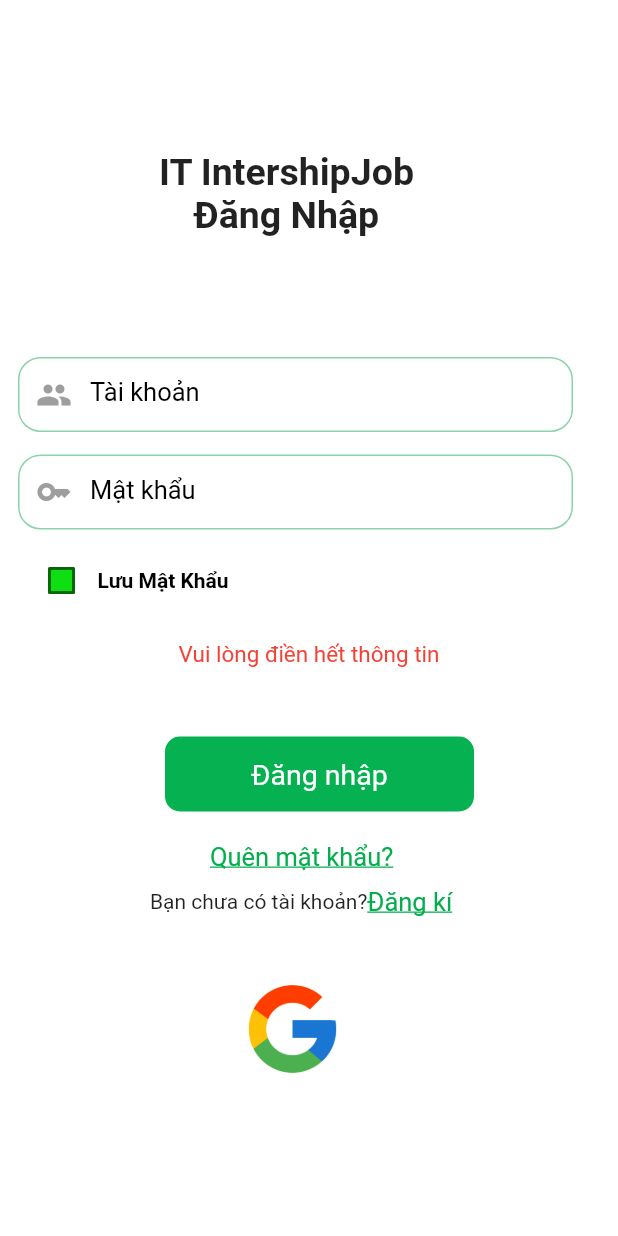
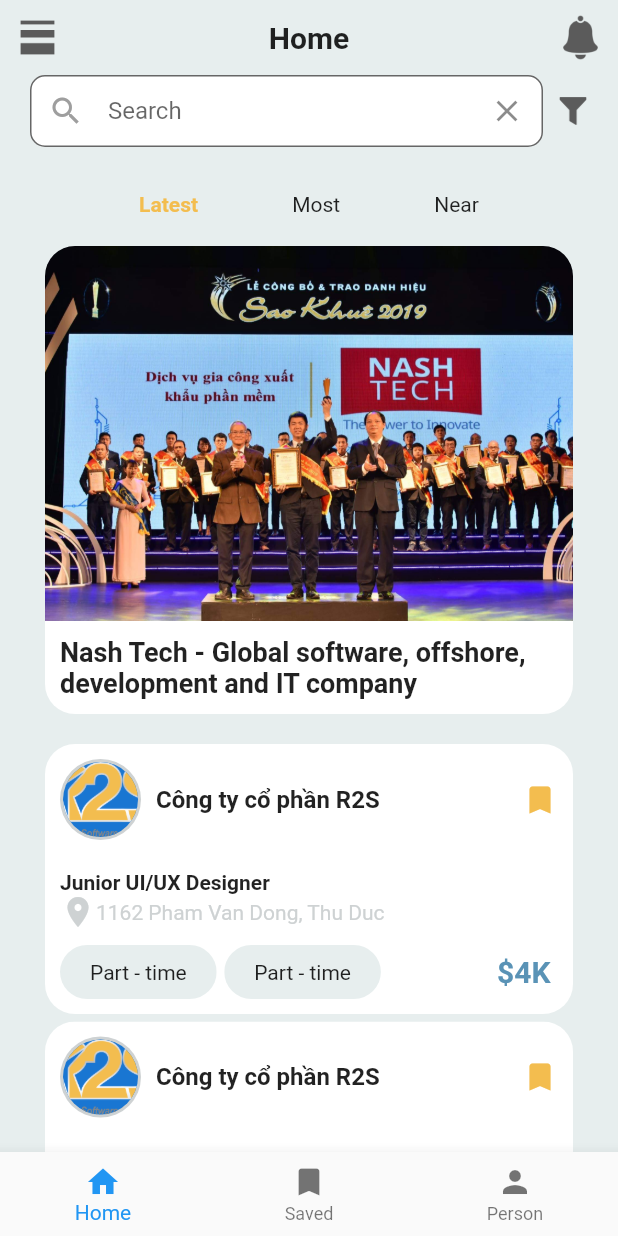
Before and after one commit to levihoang/r2s, a Flutter app: the Login screen opened by its route, after a tap on "Đăng nhập", on a phone screen of 412 x 824 dp. Run offline on Flutter 3.47's test engine with Material 2 defaults, Android fonts, the phone set to English and light mode, and no system bars; our stand-ins replace get_it.

Commit message:
style: giao diện trang home

```diff
--- a/lib/main.dart
+++ b/lib/main.dart
@@ -1,7 +1,5 @@
 import 'package:flutter/material.dart';
 import 'package:it_intership_jobs_r2s/locator.dart';
-import 'package:it_intership_jobs_r2s/screens/login.dart';
-import 'package:it_intership_jobs_r2s/screens/register.dart';
 import 'package:it_intership_jobs_r2s/utils/routing/route.dart';
 import 'package:it_intership_jobs_r2s/utils/routing/route_name.dart';
 
--- /dev/null
+++ b/lib/screens/home_screen.dart
@@ -0,0 +1,354 @@
+import 'package:flutter/material.dart';
+import 'package:it_intership_jobs_r2s/utils/colors.dart';
+
+class HomeScreen extends StatefulWidget {
+  const HomeScreen({super.key});
+
+  @override
+  State<HomeScreen> createState() => _HomeScreenState();
+}
+
+class _HomeScreenState extends State<HomeScreen> {
+  var selectedIndex = 0;
+  @override
+  Widget build(BuildContext context) {
+    return Scaffold(
+      backgroundColor: grayColor,
+      body: SafeArea(
+        child: Column(
+          children: const [
+            TopBar(),
+            SearchBar(),
+            SizedBox(
+              height: 10,
+            ),
+            Body(),
+          ],
+        ),
+      ),
+      bottomNavigationBar: BottomNavigationBar(
+        type: BottomNavigationBarType.fixed,
+        currentIndex: selectedIndex,
+        items: const [
+          BottomNavigationBarItem(icon: Icon(Icons.home), label: 'Home'),
+          BottomNavigationBarItem(icon: Icon(Icons.bookmark), label: 'Saved'),
+          BottomNavigationBarItem(icon: Icon(Icons.person), label: 'Person'),
+        ],
+        onTap: (index) {
+          setState(() {
+            selectedIndex = index;
+          });
+        },
+      ),
+    );
+  }
+}
+
+class TopBar extends StatelessWidget {
+  const TopBar({super.key});
+
+  @override
+  Widget build(BuildContext context) {
+    return Container(
+      margin: const EdgeInsets.symmetric(
+        horizontal: 10,
+        vertical: 10,
+      ),
+      child: Row(
+        mainAxisAlignment: MainAxisAlignment.spaceBetween,
+        children: [
+          InkWell(
+            onTap: () => {},
+            child: Image.asset(
+              'images/icon_line.png',
+              height: 30,
+              width: 30,
+            ),
+          ),
+          const Text(
+            'Home',
+            style: TextStyle(
+              fontSize: 20,
+              fontWeight: FontWeight.bold,
+            ),
+          ),
+          InkWell(
+            onTap: () => {},
+            child: Image.asset(
+              'images/icon_notification.png',
+              height: 30,
+              width: 30,
+            ),
+          )
+        ],
+      ),
+    );
+  }
+}
+
+class SearchBar extends StatelessWidget {
+  const SearchBar({Key? key}) : super(key: key);
+
+  @override
+  Widget build(BuildContext context) {
+    return Container(
+      margin: const EdgeInsets.symmetric(horizontal: 20),
+      child: Row(
+        children: [
+          const Expanded(
+            child: TextField(
+              decoration: InputDecoration(
+                contentPadding: EdgeInsets.all(0),
+                filled: true,
+                fillColor: Color(0xFFFFFFFF),
+                prefixIcon: Icon(Icons.search, color: Colors.grey),
+                suffixIcon: Icon(Icons.close),
+                border: OutlineInputBorder(
+                  borderRadius: BorderRadius.all(
+                    Radius.circular(10),
+                  ),
+                ),
+                hintText: ' Search',
+              ),
+            ),
+          ),
+          const SizedBox(
+            width: 10,
+          ),
+          Image.asset(
+            'images/icon_filter.png',
+            height: 20,
+            width: 20,
+            fit: BoxFit.cover,
+          ),
+        ],
+      ),
+    );
+  }
+}
+
+class Body extends StatelessWidget {
+  const Body({super.key});
+
+  @override
+  Widget build(BuildContext context) {
+    return Expanded(
+      child: SingleChildScrollView(
+        child: Container(
+          margin: const EdgeInsets.symmetric(horizontal: 30, vertical: 10),
+          child: Column(
+            children: [
+              const SizedBox(
+                height: 10,
+              ),
+              Row(
+                mainAxisAlignment: MainAxisAlignment.spaceEvenly,
+                children: const [
+                  Text(
+                    'Latest',
+                    style: TextStyle(
+                      color: yellowColor,
+                      fontWeight: FontWeight.bold,
+                    ),
+                  ),
+                  Text('Most'),
+                  Text('Near'),
+                ],
+              ),
+              const SizedBox(
+                height: 20,
+              ),
+              const BriefPost(),
+              const SizedBox(
+                height: 20,
+              ),
+              const PostLatest(),
+            ],
+          ),
+        ),
+      ),
+    );
+  }
+}
+
+class BriefPost extends StatelessWidget {
+  const BriefPost({super.key});
+
+  @override
+  Widget build(BuildContext context) {
+    return Column(
+      crossAxisAlignment: CrossAxisAlignment.start,
+      children: [
+        ClipRRect(
+          borderRadius: const BorderRadius.only(
+              topRight: Radius.circular(20), topLeft: Radius.circular(20)),
+          child: Image.asset(
+            'images/intro_1.jpg',
+            height: 250,
+            width: double.infinity,
+            fit: BoxFit.cover,
+          ),
+        ),
+        ClipRRect(
+          borderRadius: const BorderRadius.only(
+              bottomRight: Radius.circular(20),
+              bottomLeft: Radius.circular(20)),
+          child: Container(
+            padding: const EdgeInsets.all(10),
+            color: Colors.white,
+            child: const Text(
+              'Nash Tech - Global software, offshore, development and IT company',
+              style: TextStyle(
+                fontSize: 18,
+                fontWeight: FontWeight.bold,
+              ),
+            ),
+          ),
+        ),
+      ],
+    );
+  }
+}
+
+class PostLatest extends StatelessWidget {
+  const PostLatest({super.key});
+
+  @override
+  Widget build(BuildContext context) {
+    return Column(
+      children: const [
+        PostCard(),
+        SizedBox(
+          height: 5,
+        ),
+        PostCard(),
+        SizedBox(
+          height: 5,
+        ),
+        PostCard(),
+        SizedBox(
+          height: 5,
+        ),
+        PostCard(),
+        SizedBox(
+          height: 5,
+        ),
+        PostCard(),
+      ],
+    );
+  }
+}
+
+class PostCard extends StatelessWidget {
+  const PostCard({Key? key}) : super(key: key);
+
+  @override
+  Widget build(BuildContext context) {
+    return ClipRRect(
+      borderRadius: BorderRadius.circular(20),
+      child: Container(
+        padding: const EdgeInsets.all(10),
+        color: Colors.white,
+        child: Column(crossAxisAlignment: CrossAxisAlignment.start, children: [
+          Row(
+            children: const [
+              CircleAvatar(
+                radius: 27,
+                backgroundColor: darkGrayColor,
+                child: CircleAvatar(
+                  radius: 25,
+                  backgroundImage: AssetImage(
+                    'images/logo_r2s.png',
+                  ),
+                ),
+              ),
+              SizedBox(
+                width: 10,
+              ),
+              Text(
+                'Công ty cổ phần R2S',
+                style: TextStyle(
+                  fontSize: 16,
+                  fontWeight: FontWeight.bold,
+                ),
+              ),
+              Spacer(),
+              Icon(
+                Icons.bookmark,
+                // color: darkGrayColor,
+                color: yellowColor,
+              )
+            ],
+          ),
+          const SizedBox(
+            height: 20,
+          ),
+          const Text(
+            'Junior UI/UX Designer',
+            style: TextStyle(fontWeight: FontWeight.bold),
+          ),
+          Row(
+            children: const [
+              Icon(
+                Icons.location_on,
+                color: darkGrayColor,
+              ),
+              Text(
+                '1162 Pham Van Dong, Thu Duc',
+                style: TextStyle(color: darkGrayColor),
+              ),
+            ],
+          ),
+          const SizedBox(
+            height: 10,
+          ),
+          Row(
+            mainAxisAlignment: MainAxisAlignment.spaceBetween,
+            children: [
+              Row(
+                children: const [
+                  HashTag(),
+                  SizedBox(
+                    width: 5,
+                  ),
+                  HashTag(),
+                ],
+              ),
+              Flexible(
+                flex: 1,
+                child: Container(
+                  margin: const EdgeInsets.symmetric(horizontal: 5),
+                  child: const Text(
+                    '\$4K',
+                    style: TextStyle(
+                        color: darkBlueColor,
+                        fontSize: 20,
+                        fontWeight: FontWeight.bold),
+                  ),
+                ),
+              )
+            ],
+          ),
+        ]),
+      ),
+    );
+  }
+}
+
+class HashTag extends StatelessWidget {
+  const HashTag({Key? key}) : super(key: key);
+
+  @override
+  Widget build(BuildContext context) {
+    return ClipRRect(
+      borderRadius: BorderRadius.circular(40),
+      child: Container(
+        color: grayColor,
+        padding: const EdgeInsets.symmetric(horizontal: 20, vertical: 10),
+        child: const Text(
+          'Part - time',
+        ),
+      ),
+    );
+  }
+}
--- a/lib/screens/login.dart
+++ b/lib/screens/login.dart
@@ -233,6 +233,9 @@ class _LoginState extends State<Login> {
               isFill = false;
             }
             // circular = true;
+
+            // Tạm thời
+            locator<NavigationService>().globalNavigateTo(HomeRoute, context);
           });
         },
         child: Container(
--- a/lib/utils/colors.dart
+++ b/lib/utils/colors.dart
@@ -0,0 +1,6 @@
+import 'package:flutter/cupertino.dart';
+
+const Color yellowColor = Color(0xfff3bd4f);
+const Color grayColor = Color(0xffe7eeee);
+const Color darkGrayColor = Color(0xffced2d3);
+const Color darkBlueColor = Color(0xff5a93b6);
--- a/lib/utils/routing/route.dart
+++ b/lib/utils/routing/route.dart
@@ -1,4 +1,5 @@
 import 'package:flutter/material.dart';
+import 'package:it_intership_jobs_r2s/screens/home_screen.dart';
 import 'package:it_intership_jobs_r2s/screens/login.dart';
 import 'package:it_intership_jobs_r2s/screens/register.dart';
 import 'package:it_intership_jobs_r2s/utils/routing/route_name.dart';
@@ -10,6 +11,8 @@ PageRoute generateRoute(RouteSettings settings) {
       return _getPageRoute(const Login());
     case RegisterRoute:
       return _getPageRoute(const Register());
+    case HomeRoute:
+      return _getPageRoute(const HomeScreen());
     default:
       return _getPageRoute(const Login());
   }
--- a/lib/utils/routing/route_name.dart
+++ b/lib/utils/routing/route_name.dart
@@ -2,3 +2,4 @@
 
 const String LoginRoute = "Login";
 const String RegisterRoute = "Register";
+const String HomeRoute = "HomeScreen";
--- a/pubspec.yaml
+++ b/pubspec.yaml
@@ -32,6 +32,7 @@ dependencies:
     sdk: flutter
   flutter_linkify: ^5.0.2
   get_it: ^7.2.0
+  google_fonts: ^3.0.1
 
 dev_dependencies:
   flutter_lints: ^2.0.0
```
Also changed, not shown: lib/screens/temp.dart (added, +204 -0 lines), images/icon_filter.png (added), images/icon_line.png (added), images/icon_notification.png (added), images/intro_1.jpg (added), images/logo_r2s.png (added), images/mbbank.png (added), pubspec.lock, 2 other files.
